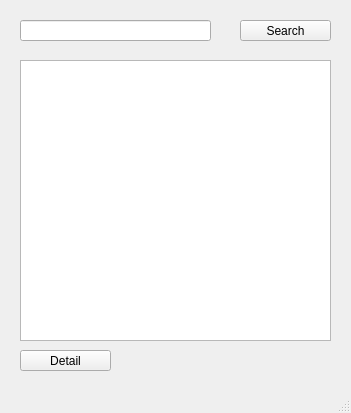
SDSMT-CSC464-F15/dancesoft, file together/Admin_list.ui: the form before one commit.
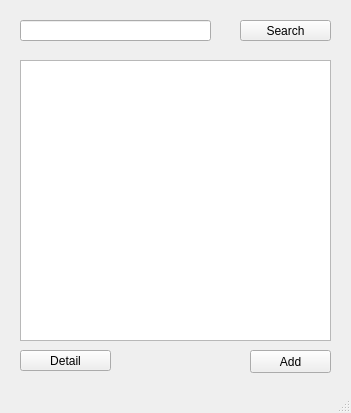
The form after the commit.

The edit to the form file:
```diff
--- a/together/Admin_list.ui
+++ b/together/Admin_list.ui
@@ -60,6 +60,19 @@
      <string>Detail</string>
     </property>
    </widget>
+   <widget class="QPushButton" name="Add_btn">
+    <property name="geometry">
+     <rect>
+      <x>250</x>
+      <y>350</y>
+      <width>81</width>
+      <height>23</height>
+     </rect>
+    </property>
+    <property name="text">
+     <string>Add</string>
+    </property>
+   </widget>
   </widget>
   <widget class="QMenuBar" name="menubar">
    <property name="geometry">
```
